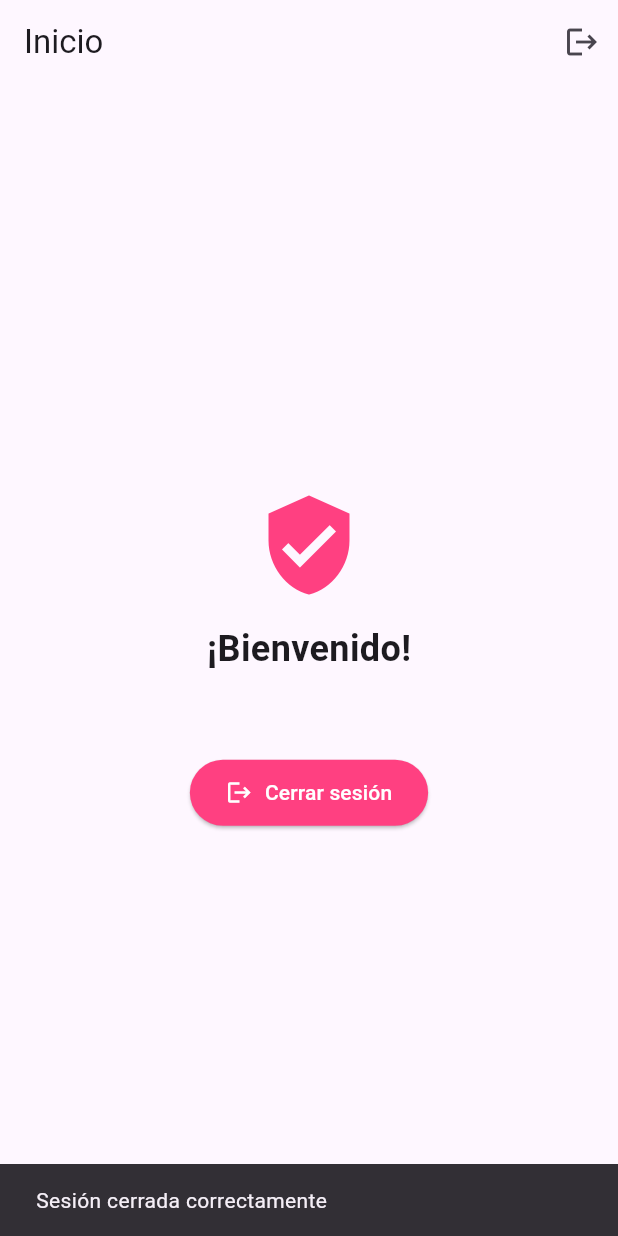
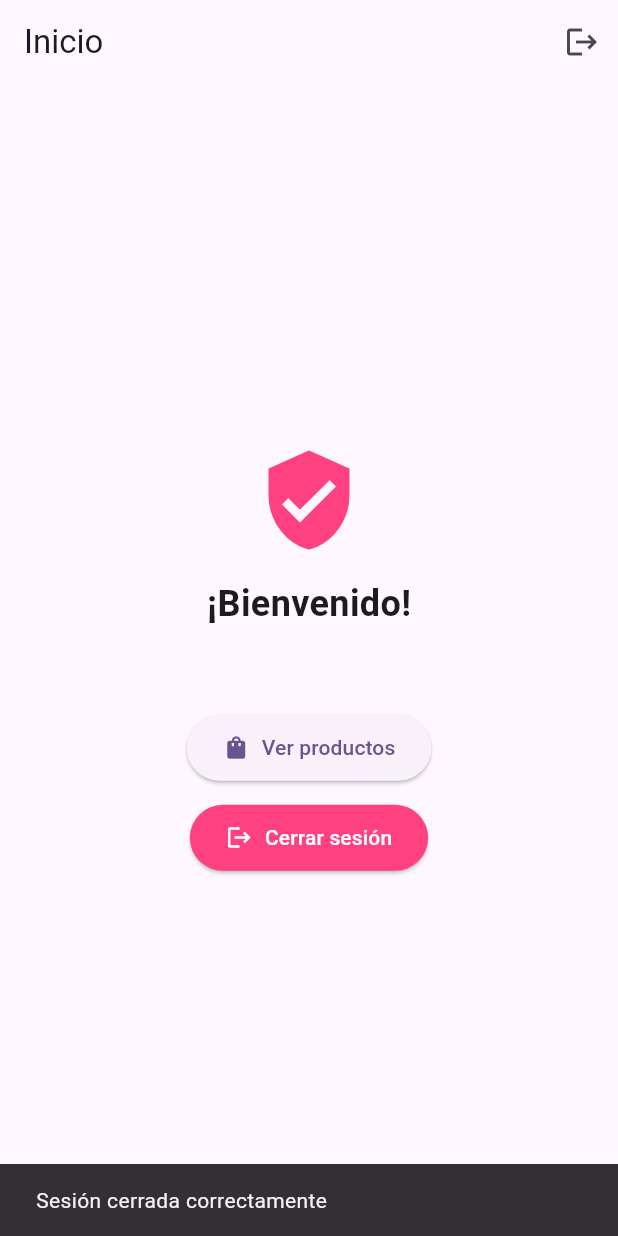
Before and after one commit to joana-lang/flutter_application_1, a Flutter app: the screen it shows once a user with an empty profile is signed in, after a tap on "Cerrar sesión", on a phone screen of 412 x 824 dp. Run offline on Flutter 3.47's test engine with Material 3 defaults, Android fonts, the phone set to English and light mode, and no system bars; our stand-ins replace firebase_auth, firebase_core, rive; accounts and stored records are empty; network calls fail.

Commit message:
feat: integrate flutter app with spring boot products api

```diff
--- a/lib/screens/home_screen.dart
+++ b/lib/screens/home_screen.dart
@@ -1,5 +1,6 @@
 import 'package:firebase_auth/firebase_auth.dart';
 import 'package:flutter/material.dart';
+import 'package:flutter_application_1/screens/products_screen.dart';
 
 class HomeScreen extends StatelessWidget {
   const HomeScreen({super.key});
@@ -47,6 +48,23 @@ class HomeScreen extends StatelessWidget {
               ),
               const SizedBox(height: 24),
               ElevatedButton.icon(
+                onPressed: () {
+                  Navigator.push(
+                    context,
+                    MaterialPageRoute(
+                      builder: (_) => const ProductsScreen(),
+                    ),
+                  );
+                },
+                icon: const Icon(Icons.shopping_bag),
+                label: const Text('Ver productos'),
+                style: ElevatedButton.styleFrom(
+                  padding:
+                      const EdgeInsets.symmetric(horizontal: 24, vertical: 12),
+                ),
+              ),
+              const SizedBox(height: 12),
+              ElevatedButton.icon(
                 onPressed: () => _signOut(context),
                 icon: const Icon(Icons.logout),
                 label: const Text('Cerrar sesión'),
--- a/lib/screens/login_screen.dart
+++ b/lib/screens/login_screen.dart
@@ -1,6 +1,7 @@
 import 'dart:async';
 import 'package:firebase_auth/firebase_auth.dart';
 import 'package:flutter/material.dart';
+import 'package:flutter_application_1/screens/products_screen.dart';
 import 'package:flutter_application_1/screens/signup_screen.dart';
 import 'package:rive/rive.dart';
 
@@ -94,39 +95,48 @@ class _LoginScreenState extends State<LoginScreen> {
       if (!mounted) return;
       _trigSuccess?.fire();
       await Future.delayed(const Duration(milliseconds: 900));
+      if (!mounted) return;
+
+      Navigator.pushAndRemoveUntil(
+        context,
+        MaterialPageRoute(builder: (_) => const ProductsScreen()),
+        (route) => false,
+      );
     } on FirebaseAuthException catch (e) {
       if (!mounted) return;
-      String? newEmailError;
-      String? newPassError;
+      String message;
 
       switch (e.code) {
         case 'user-not-found':
-          newEmailError = 'No existe cuenta con este correo';
-          break;
         case 'wrong-password':
         case 'invalid-credential':
-          newPassError = 'Correo o contraseña incorrectos';
-          break;
         case 'invalid-email':
-          newEmailError = 'Correo inválido';
+          message = 'Credenciales no válidas';
           break;
         case 'too-many-requests':
-          newPassError = 'Demasiados intentos, intenta más tarde';
+          message = 'Demasiados intentos, intenta más tarde';
           break;
         default:
-          newPassError = e.message ?? 'Error al iniciar sesión';
+          message = e.message ?? 'Error al iniciar sesión';
       }
 
       setState(() {
-        emailError = newEmailError;
-        passError = newPassError;
+        emailError = null;
+        passError = null;
       });
+      ScaffoldMessenger.of(context).showSnackBar(
+        SnackBar(content: Text(message)),
+      );
       _trigFail?.fire();
     } catch (_) {
       if (!mounted) return;
       setState(() {
-        passError = 'Error de conexión';
+        emailError = null;
+        passError = null;
       });
+      ScaffoldMessenger.of(context).showSnackBar(
+        const SnackBar(content: Text('Error de conexión')),
+      );
       _trigFail?.fire();
     } finally {
       Future.delayed(const Duration(seconds: 2), () {
```
Also changed, not shown: lib/models/product.dart (added, +29 -0 lines), lib/screens/products_screen.dart (added, +88 -0 lines), lib/services/product_service.dart (added, +27 -0 lines), pubspec.yaml (+3 -68 lines), pubspec.lock.
